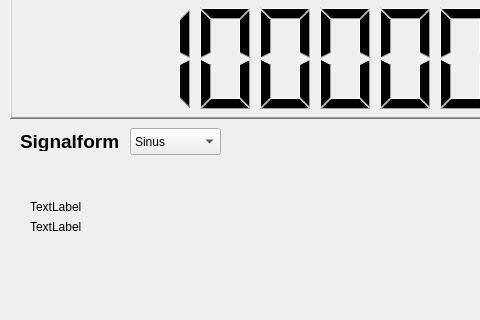
The window that LabConnect/LabConnect.ui (LabConnect/Interface) describes before a commit, drawn with Qt 5; both pictures show x 0 to 480 and y 88 to 408 of the 669 by 408 pixel window.
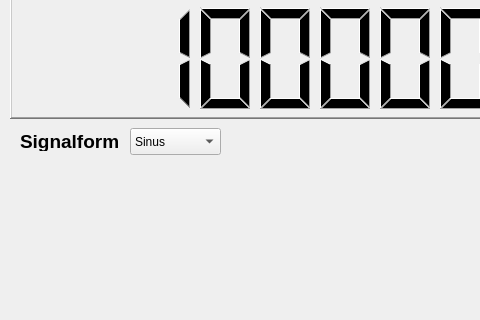
The same window after the commit.

What changed in the file:
```diff
--- a/LabConnect/LabConnect.ui
+++ b/LabConnect/LabConnect.ui
@@ -312,32 +312,6 @@
      </property>
     </item>
    </widget>
-   <widget class="QLabel" name="creg">
-    <property name="geometry">
-     <rect>
-      <x>30</x>
-      <y>250</y>
-      <width>311</width>
-      <height>17</height>
-     </rect>
-    </property>
-    <property name="text">
-     <string>TextLabel</string>
-    </property>
-   </widget>
-   <widget class="QLabel" name="freg">
-    <property name="geometry">
-     <rect>
-      <x>30</x>
-      <y>270</y>
-      <width>311</width>
-      <height>17</height>
-     </rect>
-    </property>
-    <property name="text">
-     <string>TextLabel</string>
-    </property>
-   </widget>
   </widget>
   <widget class="QMenuBar" name="menuBar">
    <property name="geometry">
```
